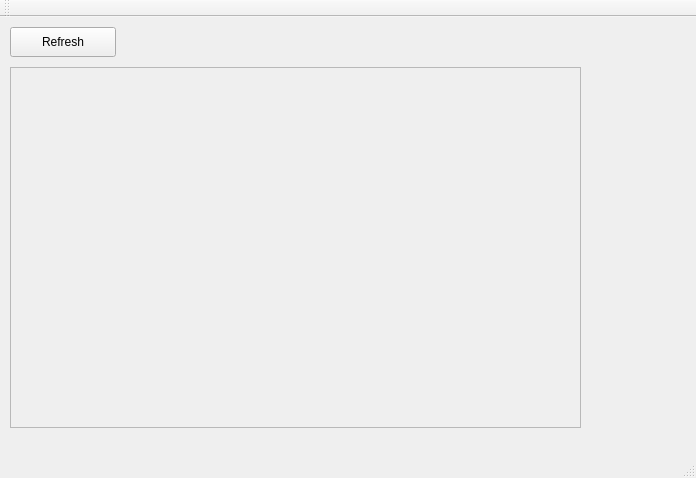
bravoshota/roster, file mainwindow.ui: the form before one commit.
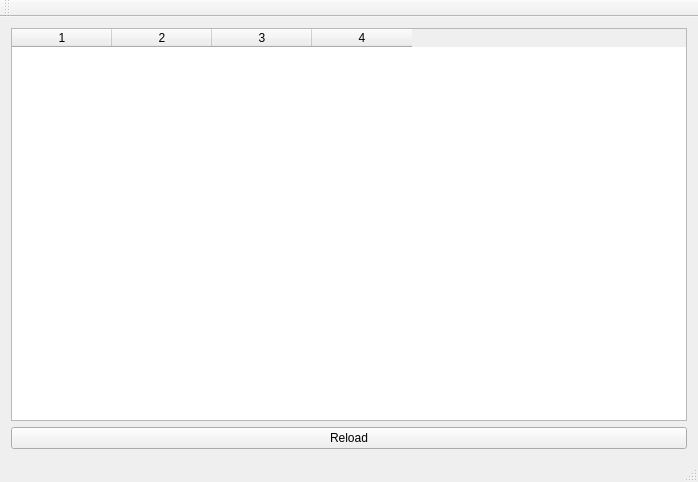
The form after the commit.

Commit message: improved parser class; added table widget

What changed in the file:
```diff
--- a/mainwindow.ui
+++ b/mainwindow.ui
@@ -6,50 +6,40 @@
    <rect>
     <x>0</x>
     <y>0</y>
-    <width>696</width>
-    <height>478</height>
+    <width>698</width>
+    <height>482</height>
    </rect>
   </property>
   <property name="windowTitle">
    <string>MainWindow</string>
   </property>
   <widget class="QWidget" name="centralWidget">
-   <widget class="QPushButton" name="refreshButton">
-    <property name="geometry">
-     <rect>
-      <x>10</x>
-      <y>10</y>
-      <width>106</width>
-      <height>30</height>
-     </rect>
-    </property>
-    <property name="text">
-     <string>Refresh</string>
-    </property>
-   </widget>
-   <widget class="QScrollArea" name="scrollArea">
-    <property name="geometry">
-     <rect>
-      <x>10</x>
-      <y>50</y>
-      <width>571</width>
-      <height>361</height>
-     </rect>
-    </property>
-    <property name="widgetResizable">
-     <bool>true</bool>
-    </property>
-    <widget class="QWidget" name="scrollAreaWidgetContents">
-     <property name="geometry">
-      <rect>
-       <x>0</x>
-       <y>0</y>
-       <width>569</width>
-       <height>359</height>
-      </rect>
-     </property>
-    </widget>
-   </widget>
+   <layout class="QVBoxLayout" name="verticalLayout_2">
+    <item>
+     <widget class="QTableWidget" name="tableWidget">
+      <property name="sizePolicy">
+       <sizepolicy hsizetype="Expanding" vsizetype="Expanding">
+        <horstretch>0</horstretch>
+        <verstretch>0</verstretch>
+       </sizepolicy>
+      </property>
+      <property name="columnCount">
+       <number>4</number>
+      </property>
+      <column/>
+      <column/>
+      <column/>
+      <column/>
+     </widget>
+    </item>
+    <item>
+     <widget class="QPushButton" name="reloadButton">
+      <property name="text">
+       <string>Reload</string>
+      </property>
+     </widget>
+    </item>
+   </layout>
   </widget>
   <widget class="QMenuBar" name="menuBar">
    <property name="geometry">
```
Left out of the diff: 2 changed lines with no effect on the pictures. The commit also changes 9 other files.
